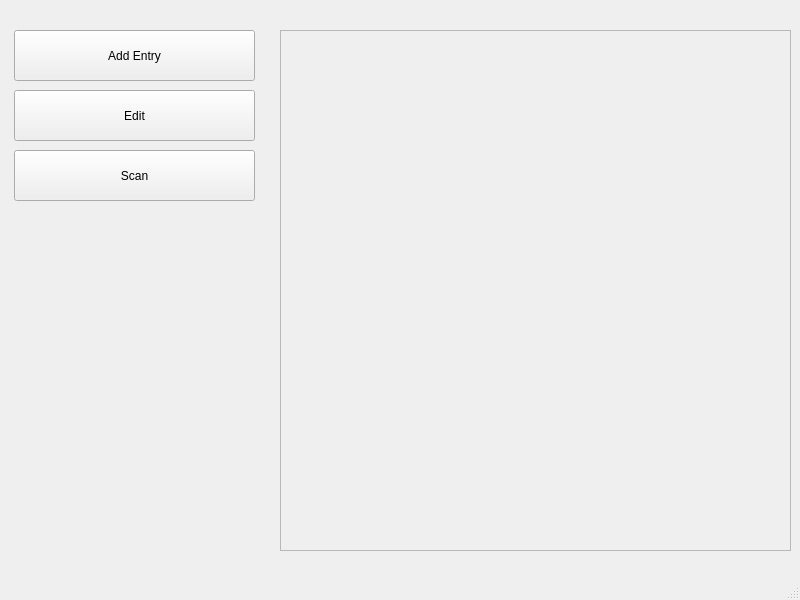
Above: mainwindow.ui from Rhaven3/Project_SP-CE before the change. Below: the same form after it.
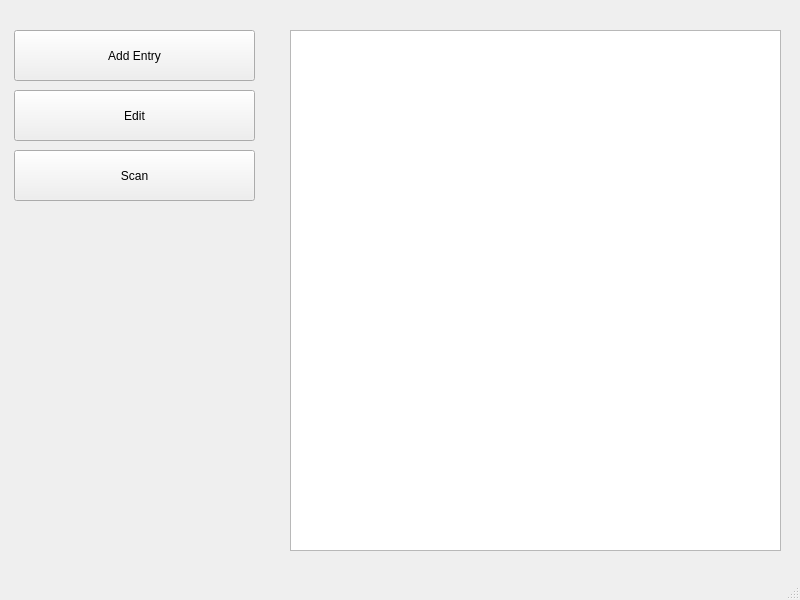
That is the form after the change.

The edit to the form file:
```diff
--- a/mainwindow.ui
+++ b/mainwindow.ui
@@ -14,29 +14,6 @@
    <string>MainWindow</string>
   </property>
   <widget class="QWidget" name="centralwidget">
-   <widget class="QScrollArea" name="scrollArea">
-    <property name="geometry">
-     <rect>
-      <x>280</x>
-      <y>30</y>
-      <width>511</width>
-      <height>521</height>
-     </rect>
-    </property>
-    <property name="widgetResizable">
-     <bool>true</bool>
-    </property>
-    <widget class="QWidget" name="scrollAreaWidgetContents">
-     <property name="geometry">
-      <rect>
-       <x>0</x>
-       <y>0</y>
-       <width>509</width>
-       <height>519</height>
-      </rect>
-     </property>
-    </widget>
-   </widget>
    <widget class="QPushButton" name="butAddEntry">
     <property name="geometry">
      <rect>
@@ -76,6 +53,22 @@
      <string>Scan</string>
     </property>
    </widget>
+   <widget class="QTextEdit" name="LogView">
+    <property name="geometry">
+     <rect>
+      <x>290</x>
+      <y>30</y>
+      <width>491</width>
+      <height>521</height>
+     </rect>
+    </property>
+    <property name="sizePolicy">
+     <sizepolicy hsizetype="Preferred" vsizetype="Preferred">
+      <horstretch>0</horstretch>
+      <verstretch>0</verstretch>
+     </sizepolicy>
+    </property>
+   </widget>
   </widget>
   <widget class="QMenuBar" name="menubar">
    <property name="geometry">
```
Left out of the diff: 18 changed lines with no effect on the pictures.
